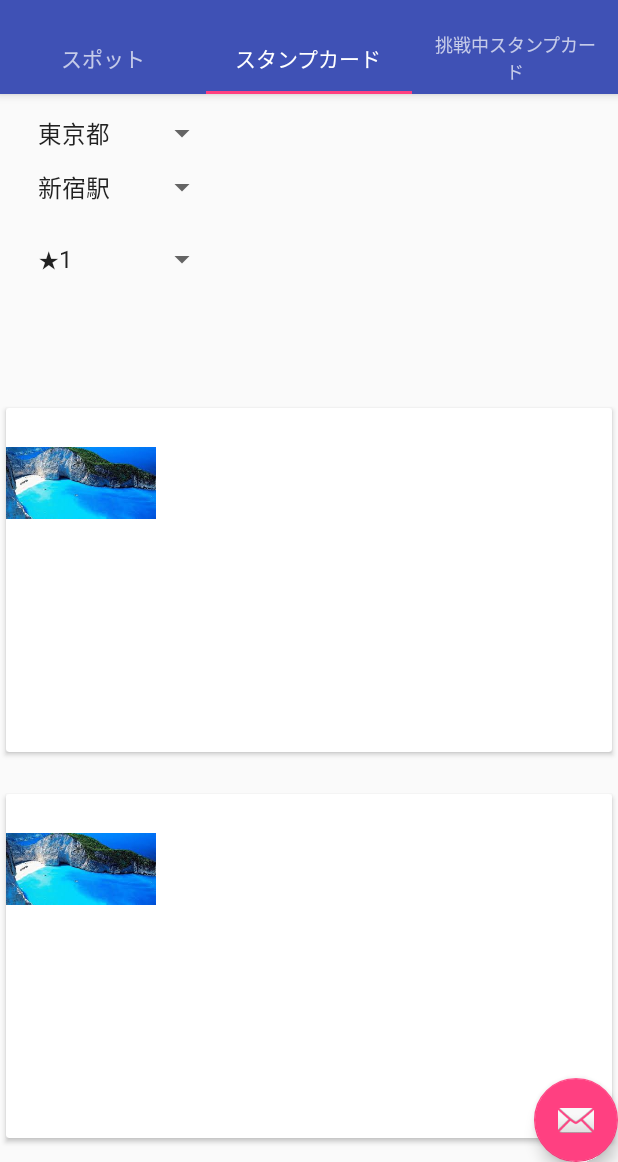
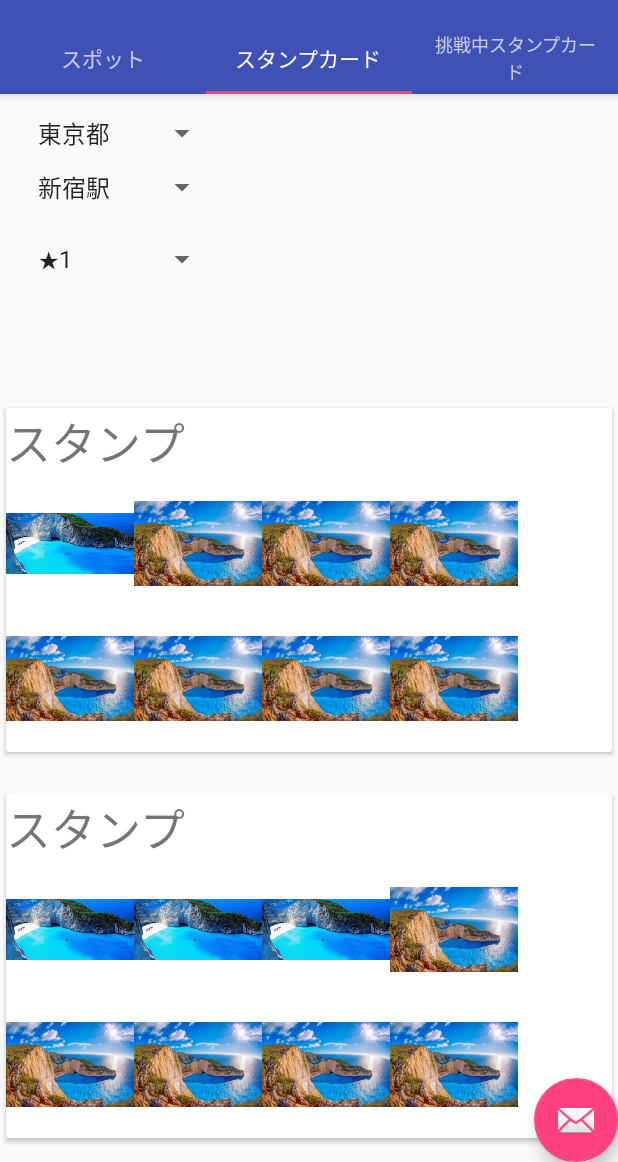
Before and after one commit to h-matsuo/hackathon_2017_colopl, an Android app: the screen it shows after launch (MainActivity), tab 2 chosen, on a phone screen of 412 x 824 dp, the part 74-1236 px from its top. Run offline under Robolectric (Android 15) with nearby library versions, the phone set to English and light mode, and no system bars.

Commit message:
スタンプカードを実装しました

```diff
--- a/MyApplication/app/src/main/java/com/example/stamprally/MyAdapter2.java
+++ b/MyApplication/app/src/main/java/com/example/stamprally/MyAdapter2.java
@@ -1,5 +1,12 @@
 package com.example.stamprally;
 
+import android.graphics.Bitmap;
+import android.graphics.BitmapFactory;
+import android.graphics.BitmapShader;
+import android.graphics.Paint;
+import android.graphics.Shader;
+import android.graphics.drawable.BitmapDrawable;
+import android.support.v4.app.Fragment;
 import android.support.v7.widget.RecyclerView;
 import android.view.LayoutInflater;
 import android.view.View;
@@ -8,6 +15,9 @@
 import android.widget.TextView;
 
 import java.util.ArrayList;
+
+import static com.example.stamprally.R.id.image;
+import static java.security.AccessController.getContext;
 
 /**
  * Created by mb-347 on 2017/09/10.
@@ -19,12 +29,19 @@
     public static class ItemViewHolder extends RecyclerView.ViewHolder {
 
         public TextView mTextView;
-        public ImageView mImageView;
+        public ImageView mImageView[]=new ImageView[8];
 
         public ItemViewHolder(View v){
             super(v);
             mTextView = (TextView)v.findViewById(R.id.list_item_text2);
-            mImageView=(ImageView)v.findViewById(R.id.imageView2);
+            mImageView[0]=(ImageView)v.findViewById(R.id.image1);
+            mImageView[1]=(ImageView)v.findViewById(R.id.image2);
+            mImageView[2]=(ImageView)v.findViewById(R.id.image3);
+            mImageView[3]=(ImageView)v.findViewById(R.id.image4);
+            mImageView[4]=(ImageView)v.findViewById(R.id.image5);
+            mImageView[5]=(ImageView)v.findViewById(R.id.image6);
+            mImageView[6]=(ImageView)v.findViewById(R.id.image7);
+            mImageView[7]=(ImageView)v.findViewById(R.id.image8);
         }
     }
 
@@ -50,7 +67,12 @@
     @Override
     public void onBindViewHolder(MyAdapter2.ItemViewHolder holder, int position) {
         holder.mTextView.setText(stampCards.get(position).cardName);
-        holder.mImageView.setImageResource(stampCards.get(position).cardId[0]);
+
+        for(int i=0;i<stampCards.get(position).num;i++){//スタンプの数だけ画像を設定
+            Bitmap bitmap =((BitmapDrawable)holder.mImageView[i].getDrawable()).getBitmap();
+
+        holder.mImageView[i].setImageResource(stampCards.get(position).cardId[i]);
+        }
 
     }
 
--- a/MyApplication/app/src/main/res/layout/list2_item.xml
+++ b/MyApplication/app/src/main/res/layout/list2_item.xml
@@ -6,28 +6,103 @@
 
     <android.support.v7.widget.CardView
         android:id="@+id/cardView2"
-        ardCornerRadius="30dp"
         android:layout_width="match_parent"
         android:layout_height="wrap_content"
         android:layout_marginBottom="10dp"
         android:layout_marginLeft="1dp"
         android:layout_marginRight="1dp"
         android:layout_marginTop="10dp"
-        app:cardUseCompatPadding="true">
+        app:cardUseCompatPadding="true"
+        ardCornerRadius="30dp"
+        >
 
 
-        <LinearLayout
+        <RelativeLayout
             android:layout_width="match_parent"
             android:layout_height="229dp"
             android:orientation="horizontal">
 
             <ImageView
-                android:id="@+id/imageView2"
-                android:layout_width="100dp"
-                android:layout_height="100dp"
+                android:id="@+id/image1"
+                android:layout_width="85dp"
+                android:layout_height="90dp"
+                android:layout_alignParentLeft="true"
+                android:layout_alignParentStart="true"
+                android:layout_below="@+id/list_item_text2"
                 android:src="@drawable/download_1" />
 
-        </LinearLayout>
+            <ImageView
+                android:id="@+id/image3"
+                android:layout_width="85dp"
+                android:layout_height="90dp"
+                android:src="@drawable/download_1"
+                android:layout_below="@+id/list_item_text2"
+                android:layout_toRightOf="@+id/image2"
+                android:layout_toEndOf="@+id/image2" />
+
+            <ImageView
+                android:id="@+id/image2"
+                android:layout_width="85dp"
+                android:layout_height="90dp"
+                android:src="@drawable/download_1"
+                android:layout_below="@+id/list_item_text2"
+                android:layout_toRightOf="@+id/image1"
+                android:layout_toEndOf="@+id/image1" />
+
+            <ImageView
+                android:id="@+id/image4"
+                android:layout_width="85dp"
+                android:layout_height="90dp"
+                android:layout_toRightOf="@+id/image3"
+                android:src="@drawable/download_1"
+                android:layout_above="@+id/image7"
+                android:layout_alignRight="@+id/image8"
+                android:layout_alignEnd="@+id/image8" />
+
+            <ImageView
+                android:id="@+id/image5"
+                android:layout_width="85dp"
+                android:layout_height="90dp"
+                android:layout_alignParentLeft="true"
+                android:layout_alignParentStart="true"
+                android:layout_below="@+id/image1"
+                android:src="@drawable/download_1" />
+
+            <ImageView
+                android:id="@+id/image6"
+                android:layout_width="85dp"
+                android:layout_height="90dp"
+                android:layout_below="@+id/image1"
+                android:layout_toEndOf="@+id/image1"
+                android:layout_toRightOf="@+id/image1"
+                android:src="@drawable/download_1" />
+
+            <ImageView
+                android:id="@+id/image7"
+                android:layout_width="85dp"
+                android:layout_height="90dp"
+                android:layout_below="@+id/image3"
+                android:layout_toEndOf="@+id/image2"
+                android:layout_toRightOf="@+id/image2"
+                android:src="@drawable/download_1" />
+
+            <ImageView
+                android:id="@+id/image8"
+                android:layout_width="85dp"
+                android:layout_height="90dp"
+                android:layout_toEndOf="@+id/image3"
+                android:layout_toRightOf="@+id/image3"
+                android:src="@drawable/download_1"
+                android:layout_below="@+id/image3" />
+
+            <TextView
+                android:id="@+id/list_item_text2"
+                android:layout_width="match_parent"
+                android:layout_height="wrap_content"
+                android:text="hello"
+                android:textSize="30dp" />
+
+        </RelativeLayout>
 
     </android.support.v7.widget.CardView>
 
```
